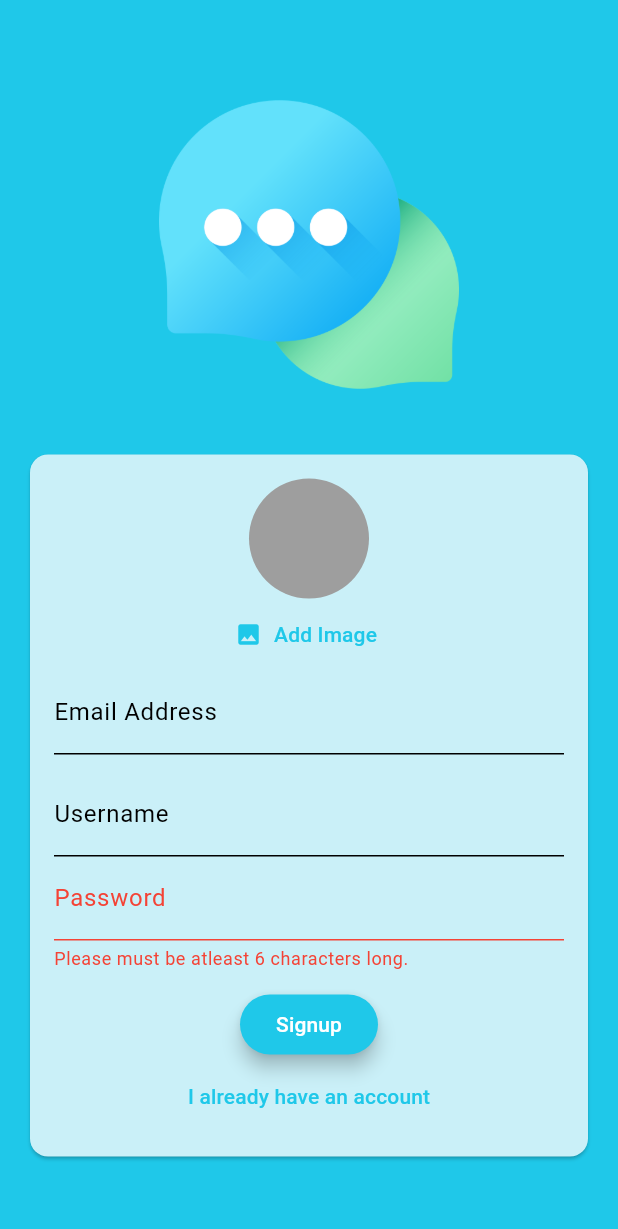
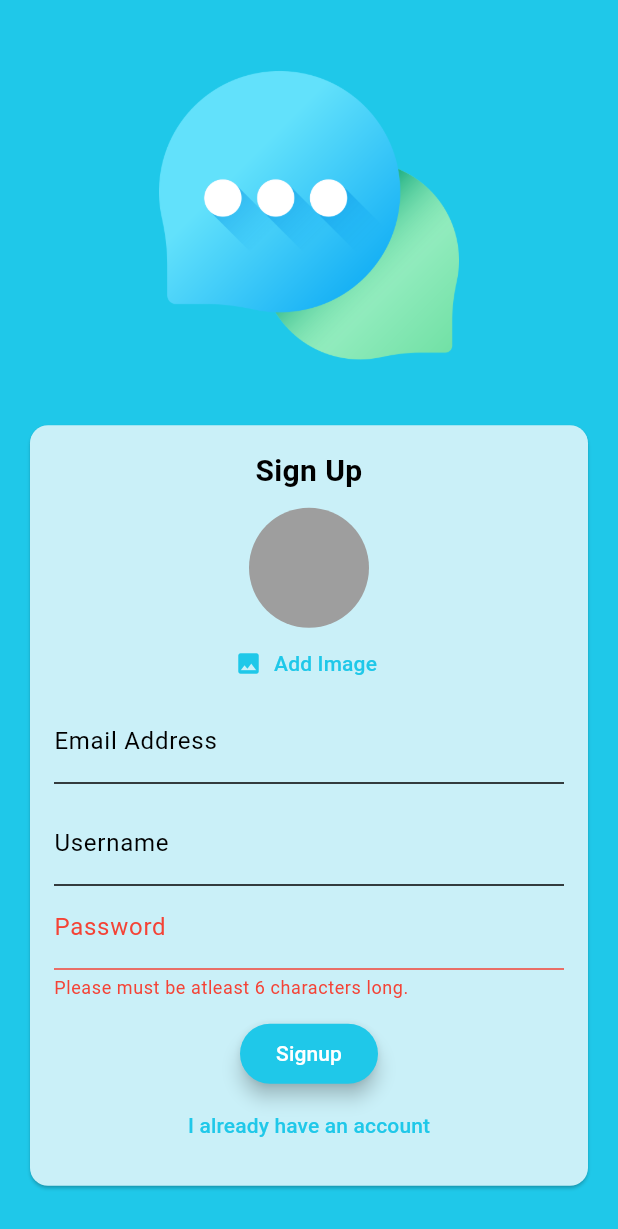
Before and after one commit to vohoangloc123/chat_app, a Flutter app: the screen it shows after launch, after a tap on "Login", after a tap on "Create an account", on a phone screen of 412 x 824 dp. Shown: the top 1229 px of the screen. Run offline on Flutter 3.47's test engine with Material 3 defaults, Android fonts, the phone set to English and light mode, and no system bars; our stand-ins replace cloud_firestore, firebase_auth, firebase_core, firebase_messaging, firebase_storage, image_picker; missing offline and left inert: firebase_app_check; accounts and stored records are empty; network calls fail.

Commit message:
Fixed sign up and sign in

```diff
--- a/lib/screens/auth.dart
+++ b/lib/screens/auth.dart
@@ -114,10 +114,31 @@ class _AuthScreenState extends State<AuthScreen> {
                         mainAxisSize: MainAxisSize.min,
                         children: [
                           if (!_isLogin)
+                            const Padding(
+                              padding: EdgeInsets.only(bottom: 10),
+                              child: Text(
+                                'Sign Up',
+                                style: TextStyle(
+                                  fontSize: 20,
+                                  fontWeight: FontWeight.bold,
+                                ),
+                                textAlign: TextAlign.center,
+                              ),
+                            ),
+                          if (!_isLogin)
                             UserImagePicker(
                               onnPickImage: (pickedImage) {
                                 _selectedImage = pickedImage;
                               },
+                            ),
+                          if (_isLogin)
+                            const Text(
+                              'Login',
+                              style: TextStyle(
+                                fontSize: 20,
+                                fontWeight: FontWeight.bold,
+                              ),
+                              textAlign: TextAlign.center,
                             ),
                           TextFormField(
                             decoration: const InputDecoration(
--- a/pubspec.yaml
+++ b/pubspec.yaml
@@ -42,6 +42,7 @@ dependencies:
   image_picker: ^1.1.2
   cloud_firestore: ^5.2.1
   firebase_messaging: ^15.0.4
+  google_fonts: ^6.2.1
 
 dev_dependencies:
   flutter_test:
```
Also changed, not shown: pubspec.lock, 1 other file.
